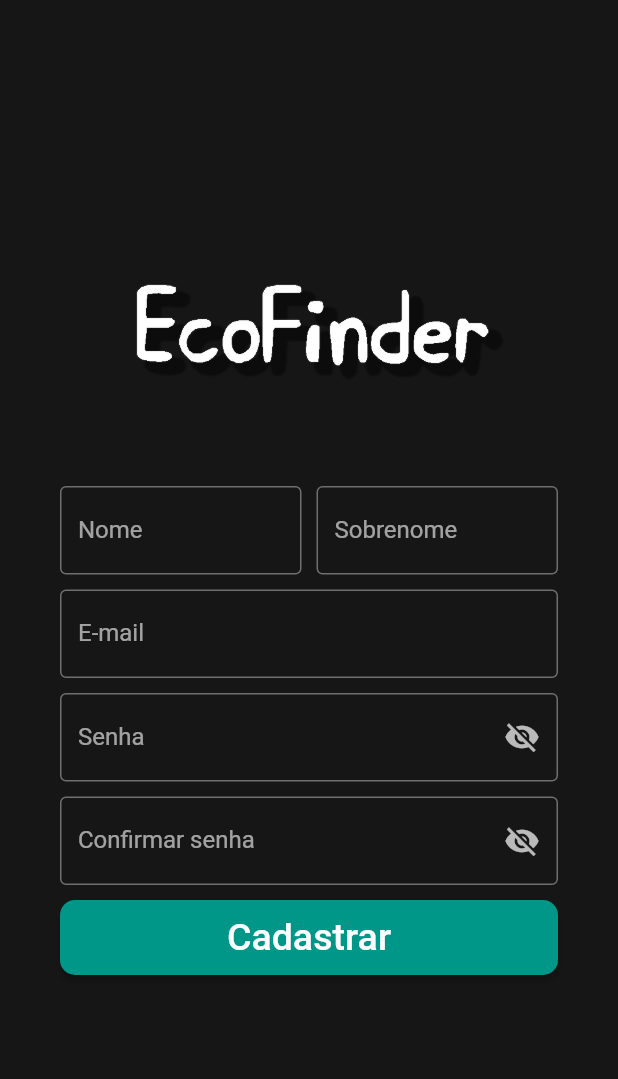
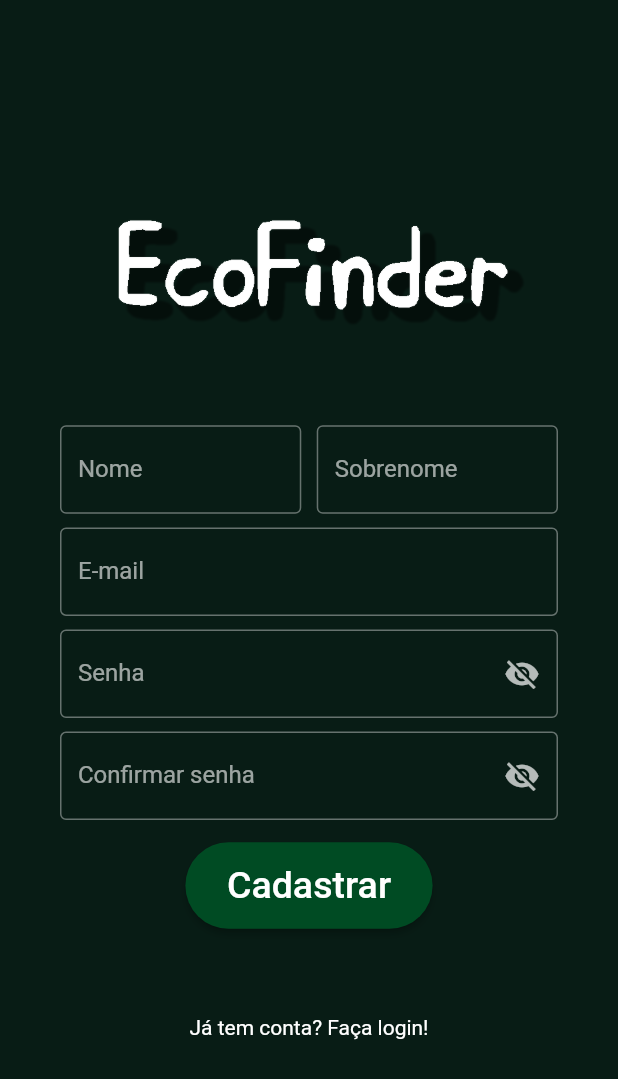
Before and after one commit to MaiaLucas/ecofinder-mobile, a Flutter app: the Login screen opened by its route, after a tap on "Cadastre-se", on a phone screen of 412 x 824 dp. Shown: the top 1079 px of the screen. Run offline on Flutter 3.47's test engine with Material 2 defaults, Android fonts, the phone set to English and light mode, and no system bars; our stand-ins replace auto_size_text, carousel_slider, geolocator.

Commit message:
Flutter2 update

```diff
--- a/ecofinder/lib/main.dart
+++ b/ecofinder/lib/main.dart
@@ -5,7 +5,6 @@ import 'package:ecofinder/screens/place/detail.dart';
 import 'package:flutter/material.dart';
 import 'package:flutter/services.dart';
 import './utils/routes.dart';
-import './screens/home.dart';
 
 void main() => runApp(MyApp());
 
@@ -39,7 +38,7 @@ class MyApp extends StatelessWidget {
       ),
       initialRoute: '/',
       routes: {
-        Routes.HOME: (ctx) => Dashboard(),
+        Routes.HOME: (ctx) => Login(),
         Routes.LOGIN: (ctx) => Login(),
         Routes.DASHBOARD: (ctx) => Dashboard(),
         Routes.REGISTER: (ctx) => Register(),
--- a/ecofinder/lib/screens/login/login.dart
+++ b/ecofinder/lib/screens/login/login.dart
@@ -4,6 +4,7 @@ import 'package:ecofinder/services/api.dart';
 import 'package:ecofinder/utils/routes.dart';
 import 'package:flutter/cupertino.dart';
 import 'package:flutter/material.dart';
+import 'package:ecofinder/utils/constants.dart';
 
 class Login extends StatefulWidget {
   @override
@@ -29,7 +30,8 @@ class _LoginState extends State<Login> {
           content: Text(data['message']),
           backgroundColor: Colors.red,
         );
-        _scaffoldKey.currentState.showSnackBar(snackBar);
+        //_scaffoldKey.currentState.showSnackBar(snackBar);
+        ScaffoldMessenger.of(context).showSnackBar(snackBar);
       } else {
         Navigator.pushNamed(context, Routes.DASHBOARD);
       }
@@ -47,7 +49,7 @@ class _LoginState extends State<Login> {
     return Scaffold(
       key: _scaffoldKey,
       body: Container(
-        color: Colors.black54,
+        color: Constants.BACKGROUND,
         child: Padding(
           padding: const EdgeInsets.all(40),
           child: Column(
@@ -110,24 +112,14 @@ class _LoginState extends State<Login> {
                       },
                       child: Text('Cadastre-se'),
                     ),
-                    ButtonTheme(
-                      minWidth: 100,
-                      height: 50,
-                      child: RaisedButton(
-                        padding: const EdgeInsets.all(5),
-                        color: Colors.teal[500],
+                    Container(
+                      width: MediaQuery.of(context).size.width * 0.3,
+                      height: MediaQuery.of(context).size.height * 0.055,
+                      child: ElevatedButton(
+                        child: Text('Entrar', style: TextStyle(fontSize: 25)),
                         onPressed: () {
                           _submitForm(context);
                         },
-                        shape: RoundedRectangleBorder(
-                          borderRadius: BorderRadius.circular(10),
-                        ),
-                        child: Text(
-                          'Entrar',
-                          style: TextStyle(
-                            fontSize: 25,
-                          ),
-                        ),
                       ),
                     ),
                   ],
--- a/ecofinder/lib/screens/login/register.dart
+++ b/ecofinder/lib/screens/login/register.dart
@@ -4,6 +4,7 @@ import 'package:ecofinder/services/api.dart';
 import 'package:ecofinder/utils/routes.dart';
 import 'package:flutter/cupertino.dart';
 import 'package:flutter/material.dart';
+import 'package:ecofinder/utils/constants.dart';
 
 class Register extends StatefulWidget {
   @override
@@ -41,7 +42,8 @@ class _RegisterState extends State<Register> {
           content: Text(data['message']),
           backgroundColor: Colors.red,
         );
-        _scaffoldKey.currentState.showSnackBar(snackBar);
+        //_scaffoldKey.currentState.showSnackBar(snackBar);
+        ScaffoldMessenger.of(context).showSnackBar(snackBar);
       } else {
         Navigator.pushNamed(context, Routes.DASHBOARD);
       }
@@ -53,21 +55,24 @@ class _RegisterState extends State<Register> {
 
   @override
   Widget build(BuildContext context) {
+    double screenHeight = MediaQuery.of(context).size.height;
+    double screenWidth = MediaQuery.of(context).size.width;
+
     return Scaffold(
       key: _scaffoldKey,
       body: SingleChildScrollView(
         physics: ClampingScrollPhysics(),
         child: Container(
-          color: Colors.black54,
-          height: MediaQuery.of(context).size.height,
+          color: Constants.BACKGROUND,
+          height: screenHeight,
           child: Padding(
             padding: const EdgeInsets.all(40),
             child: Column(
               mainAxisAlignment: MainAxisAlignment.center,
               children: [
                 Container(
-                  height: 100,
-                  width: 300,
+                  height: screenHeight * 0.13,
+                  width: screenWidth,
                   decoration: BoxDecoration(
                     image: DecorationImage(
                       image: AssetImage("assets/ecofinderlogo.png"),
@@ -75,7 +80,8 @@ class _RegisterState extends State<Register> {
                     ),
                   ),
                 ),
-                SizedBox(height: 50),
+                SizedBox(height: screenHeight * 0.055),
+                //SizedBox(height: 50),
                 Row(
                   mainAxisAlignment: MainAxisAlignment.spaceBetween,
                   crossAxisAlignment: CrossAxisAlignment.center,
@@ -87,7 +93,8 @@ class _RegisterState extends State<Register> {
                             labelText: 'Nome', border: OutlineInputBorder()),
                       ),
                     ),
-                    SizedBox(width: 10),
+                    SizedBox(width: screenWidth * 0.025),
+                    //SizedBox(width: 10),
                     Flexible(
                       child: TextField(
                         controller: _lastNameController,
@@ -98,7 +105,8 @@ class _RegisterState extends State<Register> {
                     )
                   ],
                 ),
-                SizedBox(height: 10),
+                SizedBox(height: screenHeight * 0.011),
+                //SizedBox(height: 10),
                 TextField(
                   controller: _emailController,
                   onChanged: (value) {
@@ -117,7 +125,8 @@ class _RegisterState extends State<Register> {
                         : null,
                   ),
                 ),
-                SizedBox(height: 10),
+                SizedBox(height: screenHeight * 0.011),
+                //SizedBox(height: 10),
                 TextField(
                   controller: _passwordController,
                   obscureText: notVisible,
@@ -133,7 +142,8 @@ class _RegisterState extends State<Register> {
                     ),
                   ),
                 ),
-                SizedBox(height: 10),
+                SizedBox(height: screenHeight * 0.011),
+                //SizedBox(height: 10),
                 TextField(
                   controller: _confirmPasswordController,
                   obscureText: notVisible,
@@ -149,26 +159,24 @@ class _RegisterState extends State<Register> {
                     ),
                   ),
                 ),
-                SizedBox(height: 10),
-                ButtonTheme(
-                  minWidth: 400,
-                  height: 50,
-                  child: RaisedButton(
-                    padding: const EdgeInsets.all(5),
-                    color: Colors.teal[500],
+                SizedBox(height: screenHeight * 0.018),
+                //SizedBox(height: 10),
+                Container(
+                  width: screenWidth * 0.4,
+                  height: screenHeight * 0.07,
+                  child: ElevatedButton(
+                    child: Text('Cadastrar', style: TextStyle(fontSize: 25)),
                     onPressed: () {
                       _submitForm(context);
                     },
-                    shape: RoundedRectangleBorder(
-                      borderRadius: BorderRadius.circular(10),
-                    ),
-                    child: Text(
-                      'Cadastrar',
-                      style: TextStyle(
-                        fontSize: 25,
-                      ),
-                    ),
                   ),
+                ),
+                SizedBox(height: screenHeight * 0.07),
+                InkWell(
+                  onTap: () {
+                    Navigator.pushNamed(context, Routes.LOGIN);
+                  },
+                  child: Text('Já tem conta? Faça login!'),
                 ),
               ],
             ),
```
Also changed, not shown: ecofinder/lib/screens/home.dart (+0 -35 lines), ecofinder/pubspec.lock, 8 other files.
